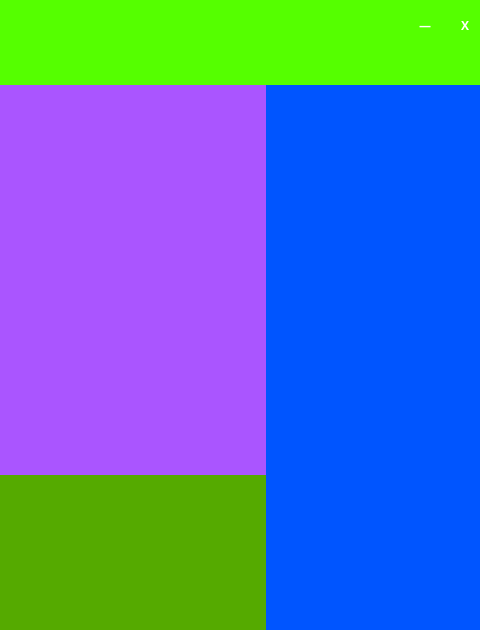
supermanc88/WeiTalk, file singlechat.ui: the form before one commit; both pictures show x 280 to 760 and y 0 to 630 of the 760 by 630 pixel window.
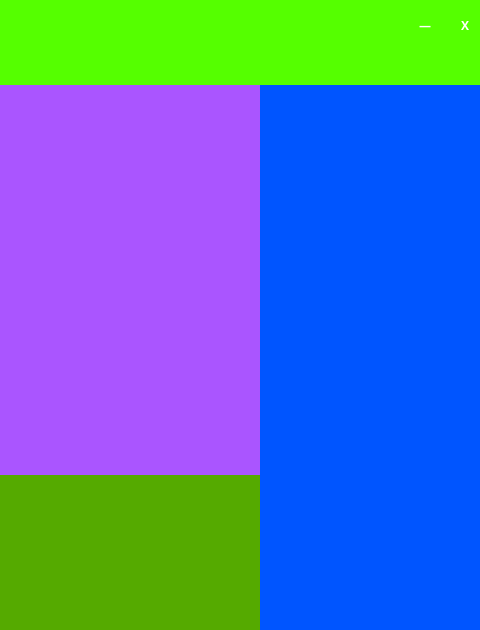
The form after the commit. Custom widgets are drawn as their Qt base class.

What changed in the file:
```diff
--- a/singlechat.ui
+++ b/singlechat.ui
@@ -13,20 +13,6 @@
   <property name="windowTitle">
    <string>Form</string>
   </property>
-  <widget class="QWidget" name="">
-   <property name="geometry">
-    <rect>
-     <x>0</x>
-     <y>0</y>
-     <width>766</width>
-     <height>642</height>
-    </rect>
-   </property>
-   <layout class="QVBoxLayout" name="verticalLayout_2">
-    <property name="spacing">
-     <number>0</number>
-    </property>
-    <item>
      <widget class="QWidget" name="widget" native="true">
       <property name="sizePolicy">
        <sizepolicy hsizetype="Preferred" vsizetype="Preferred">
@@ -131,49 +117,15 @@
        </property>
       </widget>
      </widget>
-    </item>
-    <item>
-     <layout class="QHBoxLayout" name="horizontalLayout">
-      <property name="spacing">
-       <number>0</number>
-      </property>
-      <item>
-       <layout class="QVBoxLayout" name="verticalLayout">
-        <property name="spacing">
-         <number>0</number>
-        </property>
-        <item>
-         <widget class="QWidget" name="widget_3" native="true">
-          <property name="minimumSize">
-           <size>
-            <width>540</width>
-            <height>390</height>
-           </size>
-          </property>
-          <property name="styleSheet">
-           <string notr="true">background-color: rgb(170, 85, 255);</string>
-          </property>
-          <zorder>widget_2</zorder>
-          <zorder>widget_4</zorder>
-         </widget>
-        </item>
-        <item>
-         <widget class="QWidget" name="widget_4" native="true">
-          <property name="minimumSize">
-           <size>
-            <width>540</width>
-            <height>155</height>
-           </size>
-          </property>
-          <property name="styleSheet">
-           <string notr="true">background-color: rgb(85, 170, 0);</string>
-          </property>
-         </widget>
-        </item>
-       </layout>
-      </item>
-      <item>
        <widget class="QWidget" name="widget_2" native="true">
+   <property name="geometry">
+    <rect>
+     <x>540</x>
+     <y>85</y>
+     <width>220</width>
+     <height>545</height>
+    </rect>
+   </property>
         <property name="sizePolicy">
          <sizepolicy hsizetype="Preferred" vsizetype="Preferred">
           <horstretch>0</horstretch>
@@ -195,12 +147,44 @@
         <property name="styleSheet">
          <string notr="true">background-color: rgb(0, 85, 255);</string>
         </property>
-        <zorder>widget_4</zorder>
-       </widget>
-      </item>
-     </layout>
-    </item>
-   </layout>
+  </widget>
+  <widget class="QWidget" name="widget_4" native="true">
+   <property name="geometry">
+    <rect>
+     <x>0</x>
+     <y>475</y>
+     <width>540</width>
+     <height>155</height>
+    </rect>
+   </property>
+   <property name="minimumSize">
+    <size>
+     <width>540</width>
+     <height>155</height>
+    </size>
+   </property>
+   <property name="styleSheet">
+    <string notr="true">background-color: rgb(85, 170, 0);</string>
+   </property>
+  </widget>
+  <widget class="QWidget" name="widget_3" native="true">
+   <property name="geometry">
+    <rect>
+     <x>0</x>
+     <y>85</y>
+     <width>540</width>
+     <height>390</height>
+    </rect>
+   </property>
+   <property name="minimumSize">
+    <size>
+     <width>540</width>
+     <height>390</height>
+    </size>
+   </property>
+   <property name="styleSheet">
+    <string notr="true">background-color: rgb(170, 85, 255);</string>
+   </property>
   </widget>
  </widget>
  <customwidgets>
```
Left out of the diff: 8 changed lines with no effect on the pictures. Lines whose indentation alone changed are shown as unchanged.
